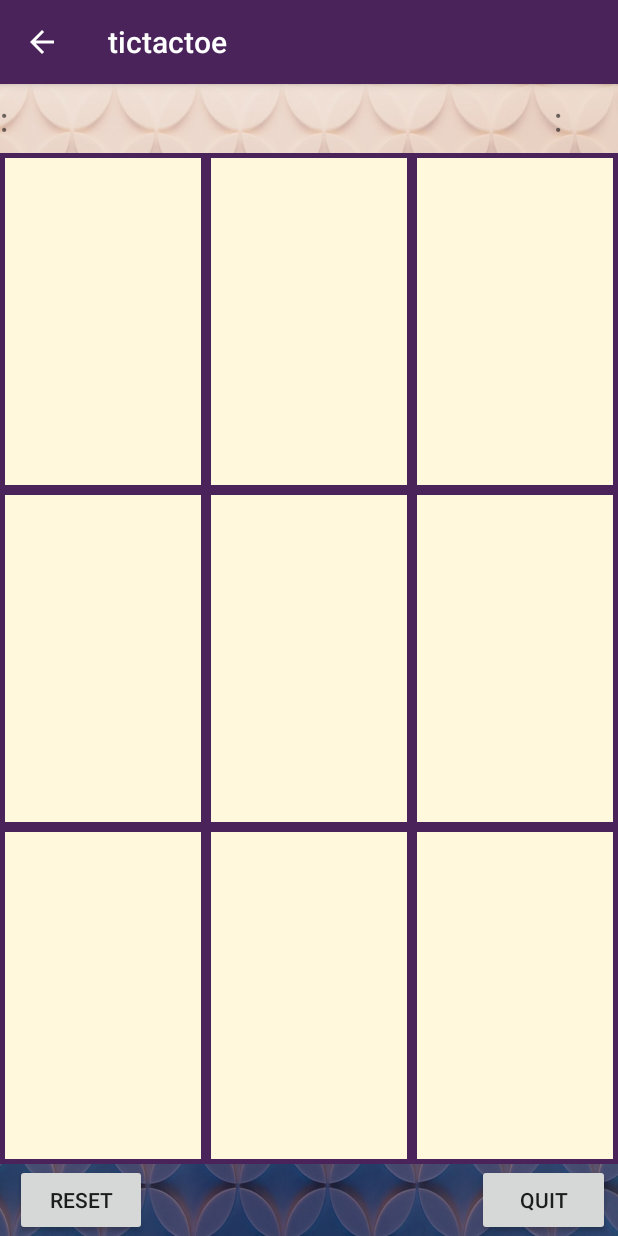
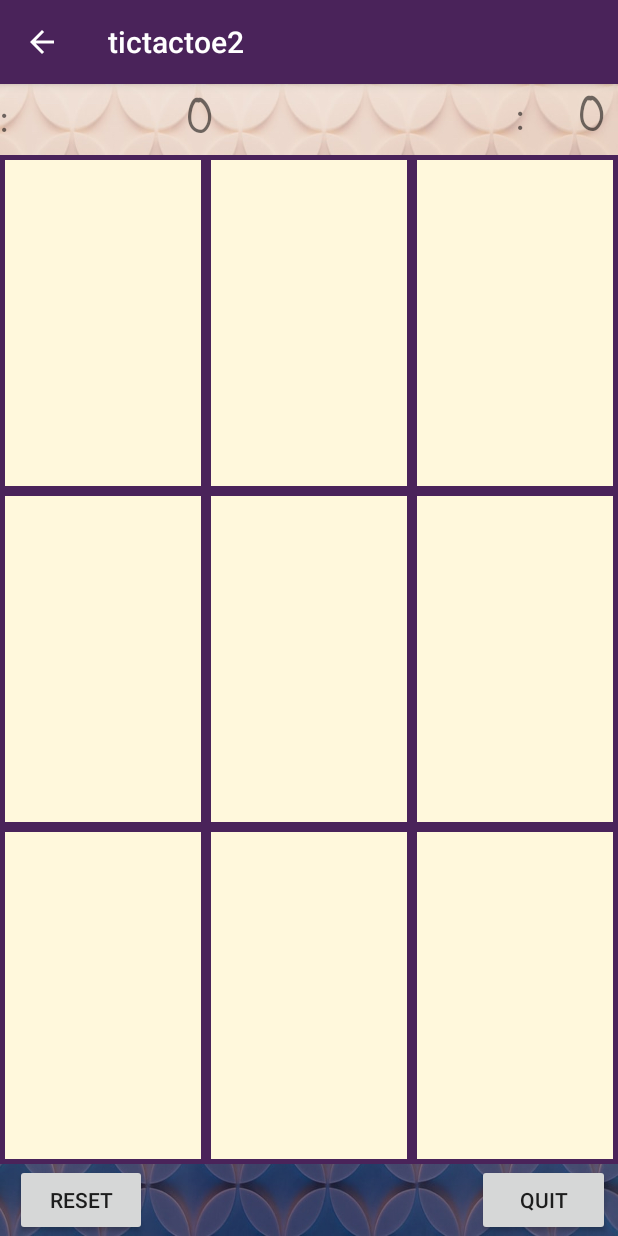
Before and after one commit to janani771/Tic-Tac-Toe, an Android app: the screen it shows after launch (Game), after a tap on "PLAY", on a phone screen of 412 x 824 dp. Run offline under Robolectric (Android 15) with nearby library versions, the phone set to English and light mode, and no system bars.

Commit message:
Created score keeper and programmed reset button to reset score and grid.

```diff
--- a/app/src/main/java/com/example/tictactoe/Game.java
+++ b/app/src/main/java/com/example/tictactoe/Game.java
@@ -2,6 +2,7 @@ package com.example.tictactoe;
 
 import android.content.Intent;
 import android.os.Bundle;
+import android.util.Log;
 import android.view.View;
 import android.widget.Button;
 import android.widget.TextView;
@@ -11,29 +12,45 @@ import androidx.appcompat.app.AppCompatActivity;
 
 public class Game extends AppCompatActivity implements View.OnClickListener {
 
-    private Button[][] buttons = new Button[3][3];
-    private boolean playerOneActive = true;
+    public Button[][] buttons = new Button[3][3];
+    public boolean playerOneActive = true;
     public int numOfCount;
+
     public int player1Score;
     public int player2Score;
+
+    TextView playerOneName;
+    TextView playerTwoName;
+
+    TextView Player1;
+    TextView Player2;
 
     @Override
     protected void onCreate(Bundle savedInstanceState) {
         super.onCreate(savedInstanceState);
         setContentView(R.layout.activity_main);
 
+        final Button reset = (Button) findViewById(R.id.resetGame);
+        reset.setOnClickListener(new View.OnClickListener() {
+            @Override
+            public void onClick(View v) {
+                Log.d("GAME","reset clicked?" );
+                resetScore();
+                resetGameGrid();
+            }
+        });
+
         Intent intent = getIntent();
         String message = intent.getStringExtra(MainActivity.EXTRA_MESSAGE);
         String message2 = intent.getStringExtra(MainActivity.EXTRA_MESSAGE2);
 
-        TextView playerOneName = findViewById(R.id.P1);
+        playerOneName = findViewById(R.id.P1);
         playerOneName.setText(message + ":   ");
-
-        TextView playerTwoName = findViewById(R.id.P2);
+        playerTwoName = findViewById(R.id.P2);
         playerTwoName.setText(message2 + ":   ");
 
-        TextView Player1 = findViewById(R.id.player1name);
-        TextView Player2 = findViewById(R.id.player2name);
+        Player1 = findViewById(R.id.player1name);
+        Player2  = findViewById(R.id.player2name);
 
         buttons[0][0] = findViewById(R.id.button_00);
         buttons[0][1] = findViewById(R.id.button_01);
@@ -51,14 +68,11 @@ public class Game extends AppCompatActivity implements View.OnClickListener {
             }
         }
     }
-
     public void quit(View view) {
         Intent quit = new Intent(this, quit.class);
 
         startActivity(quit);
     }
-
-
     @Override
     public void onClick(View v) {
         if (!((Button) v).getText().toString().equals("")) {
@@ -71,18 +85,59 @@ public class Game extends AppCompatActivity implements View.OnClickListener {
         }
 
         numOfCount++;
+        if (win()) {
+            if (playerOneActive) {
+                playerOne_winner();
+            }else{
+                playerTwo_winner();
+            }
+            } else if(numOfCount==9){
+                gameIsDraw();
+            }else{
+                playerOneActive = !playerOneActive;
+            }
+        }
+    public void playerOne_winner(){
+        player1Score++;
+        //Toast.makeText(this,"Player 1 wins!", Toast.LENGTH_LONG).show();
+        updateScore();
+        resetGameGrid();
 
-//        if (win()) {
-//            if (playerOneActive) {
-//                //playerOne_winner();
-//            } else {
-//                //playerTwo_winner();
-//            }
-//        } else if (numOfCount == 9) {
-//           // gameIsDraw();
-//        } else {
-//            playerOneActive = !playerOneActive;
-//        }
+    }
+    public void playerTwo_winner(){
+        player2Score++;
+        //Toast.makeText(this,"Player 2 wins!", Toast.LENGTH_LONG).show();
+        updateScore();
+        resetGameGrid();
+    }
+    public void gameIsDraw(){
+        Toast.makeText(this,"Its a draw!", Toast.LENGTH_LONG).show();
+        resetGameGrid();
+    }
+    public void updateScore(){
+        TextView score1;
+        TextView score2;
+        score1 = (TextView) findViewById(R.id.score1);
+        score2 = (TextView) findViewById(R.id.score2);
+        score1.setText(Integer.toString(player1Score));
+        score2.setText(Integer.toString(player2Score));
+    }
+    public void resetGameGrid(){
+        for(int x = 0; x < 3; x++){
+            for(int y = 0; y <3; y++){
+                buttons[x][y].setText("");
+            }
+        }
+        numOfCount = 0;
+        playerOneActive = true;
+    }
+    public void resetScore(){
+        TextView score1;
+        TextView score2;
+        score1 = (TextView) findViewById(R.id.score1);
+        score2 = (TextView) findViewById(R.id.score2);
+        score1.setText("0");
+        score2.setText("0");
     }
 
     private boolean win() {
@@ -93,14 +148,14 @@ public class Game extends AppCompatActivity implements View.OnClickListener {
             }
         }
         //button_00 diagonal win//
-        if (position[0][0].equals(position[0][4])
-                && position[0][0].equals(position[0][8])
+        if (position[0][0].equals(position[1][1])
+                && position[0][0].equals(position[2][2])
                 && !position[0][0].equals("")) {
             return true;
         }
         //button_00 vertical win//
-        else if (position[0][0].equals(position[0][3])
-                && position[0][0].equals(position[0][6])
+        else if (position[0][0].equals(position[1][0])
+                && position[0][0].equals(position[2][0])
                 && !position[0][0].equals("")) {
             return true;
         }
@@ -111,8 +166,8 @@ public class Game extends AppCompatActivity implements View.OnClickListener {
             return true;
         }
         //button_01 vertical win//
-        if (position[0][1].equals(position[0][4])
-                && position[0][1].equals(position[0][7])
+        if (position[0][1].equals(position[1][1])
+                && position[0][1].equals(position[2][1])
                 && !position[0][1].equals("")) {
             return true;
         }
@@ -238,22 +293,5 @@ public class Game extends AppCompatActivity implements View.OnClickListener {
         }
         return false;
     }
-    /*private void playerOne_winner(){
-        player1Score++;
-        Toast.makeText(this,"Player 1 Wins!",Toast.LENGTH_SHORT.show();
-        updatePointsText();
-        resetBoard();)
-    }
-    private void playerTwo_winner(){
-        player2Score++;
-        Toast.makeText(this,"Player 2 Wins!",Toast.LENGTH_SHORT.show();
-        updatePointsText();
-        resetBoard();)
-    }
-    private void gameIsDraw(){
-        Toast.makeText(this,"Game is Draw",Toast.LENGTH_LONG.show();
-        updatePointsText();
-        resetBoard();)
-    }*/
 
 }
--- a/app/src/main/java/com/example/tictactoe/MainActivity.java
+++ b/app/src/main/java/com/example/tictactoe/MainActivity.java
@@ -10,8 +10,8 @@ import android.widget.EditText;
 
 
 public class MainActivity extends AppCompatActivity {
-    public static final String EXTRA_MESSAGE = "com.example.tictactoe.MESSAGE";
-    public  static final String EXTRA_MESSAGE2 = "com.example.tictactoe.MESSAGE2";
+    public static final String EXTRA_MESSAGE = "com.example.tictactoe2.MESSAGE";
+    public  static final String EXTRA_MESSAGE2 = "com.example.tictactoe2.MESSAGE2";
     public Button instruction;
 
     @Override
@@ -53,4 +53,5 @@ public class MainActivity extends AppCompatActivity {
 
         startActivity(quit);
     }
+
 }
--- a/app/src/main/res/layout-land/activity_main.xml
+++ b/app/src/main/res/layout-land/activity_main.xml
@@ -142,7 +142,7 @@
         android:layout_height="wrap_content">
 
         <Button
-            android:id="@+id/reset"
+            android:id="@+id/resetGame"
             android:layout_width="wrap_content"
             android:layout_height="wrap_content"
             android:text="reset"
--- a/app/src/main/res/layout-sw600dp/activity_main.xml
+++ b/app/src/main/res/layout-sw600dp/activity_main.xml
@@ -144,7 +144,7 @@
         android:layout_height="wrap_content">
 
         <Button
-            android:id="@+id/reset"
+            android:id="@+id/resetGame"
             android:layout_width="wrap_content"
             android:layout_height="wrap_content"
             android:text="reset"
--- a/app/src/main/res/layout/activity_main.xml
+++ b/app/src/main/res/layout/activity_main.xml
@@ -13,11 +13,23 @@
         android:layout_height="wrap_content">
 
         <TextView
+            android:id="@+id/score2"
+            android:layout_width="wrap_content"
+            android:layout_height="wrap_content"
+            android:layout_alignParentStart="true"
+            android:layout_alignParentTop="true"
+            android:layout_marginStart="385dp"
+            android:layout_marginTop="0dp"
+            android:fontFamily="casual"
+            android:text="@string/_0"
+            android:textSize="30sp"
+            android:textStyle="bold" />
+
+        <TextView
             android:id="@+id/P1"
             android:layout_width="wrap_content"
             android:layout_height="wrap_content"
             android:layout_alignParentStart="true"
-            android:layout_alignParentLeft="true"
             android:text="@string/player1"
             android:textSize="30sp"
             android:textStyle="bold"
@@ -30,19 +42,28 @@
             android:layout_height="wrap_content"
             android:layout_alignParentTop="true"
             android:layout_alignParentEnd="true"
-            android:layout_alignParentRight="true"
-            android:layout_marginStart="156dp"
-            android:layout_marginLeft="156dp"
-            android:layout_marginTop="0dp"
-            android:layout_marginEnd="8dp"
-            android:layout_marginRight="8dp"
+            android:layout_marginStart="131dp"
+            android:layout_marginTop="-1dp"
+            android:layout_marginEnd="33dp"
             android:layout_toEndOf="@+id/P1"
-            android:layout_toRightOf="@+id/P1"
             android:gravity="end"
             android:text="@string/player2"
             android:textSize="30sp"
             android:textStyle="bold"
             app:fontFamily="casual" />
+
+        <TextView
+            android:id="@+id/score1"
+            android:layout_width="wrap_content"
+            android:layout_height="wrap_content"
+            android:layout_alignParentStart="true"
+            android:layout_alignParentTop="true"
+            android:layout_marginStart="124dp"
+            android:layout_marginTop="1dp"
+            android:fontFamily="casual"
+            android:text="@string/_0"
+            android:textSize="30sp"
+            android:textStyle="bold" />
 
 
     </RelativeLayout>
@@ -164,12 +185,11 @@
         android:layout_height="wrap_content">
 
         <Button
-            android:id="@+id/reset"
+            android:id="@+id/resetGame"
             android:layout_width="wrap_content"
             android:layout_height="wrap_content"
             android:layout_alignParentTop="true"
             android:layout_marginStart="10dp"
-            android:layout_marginLeft="10dp"
             android:layout_marginTop="0dp"
             android:text="@string/reset" />
 
@@ -178,13 +198,9 @@
             android:layout_width="wrap_content"
             android:layout_height="wrap_content"
             android:layout_alignParentEnd="true"
-            android:layout_alignParentRight="true"
             android:layout_marginStart="220dp"
-            android:layout_marginLeft="220dp"
             android:layout_marginEnd="5sp"
-            android:layout_marginRight="10sp"
-            android:layout_toEndOf="@+id/reset"
-            android:layout_toRightOf="@+id/reset"
+            android:layout_toEndOf="@+id/resetGame"
             android:onClick="quit"
             android:text="@string/quit" />
 
--- a/app/src/main/res/values/strings.xml
+++ b/app/src/main/res/values/strings.xml
@@ -1,5 +1,5 @@
 <resources>
-    <string name="app_name">tictactoe</string>
+    <string name="app_name">tictactoe2</string>
     <string name="player1">Player 1</string>
     <string name="reset">Reset</string>
     <string name="quit">Quit</string>
@@ -13,4 +13,5 @@
     <string name="player_2">Player 2</string>
     <string name="play">PLAY</string>
     <string name="enter_the_name_of_players">Enter the name of Players</string>
+    <string name="_0">0</string>
 </resources>
```
